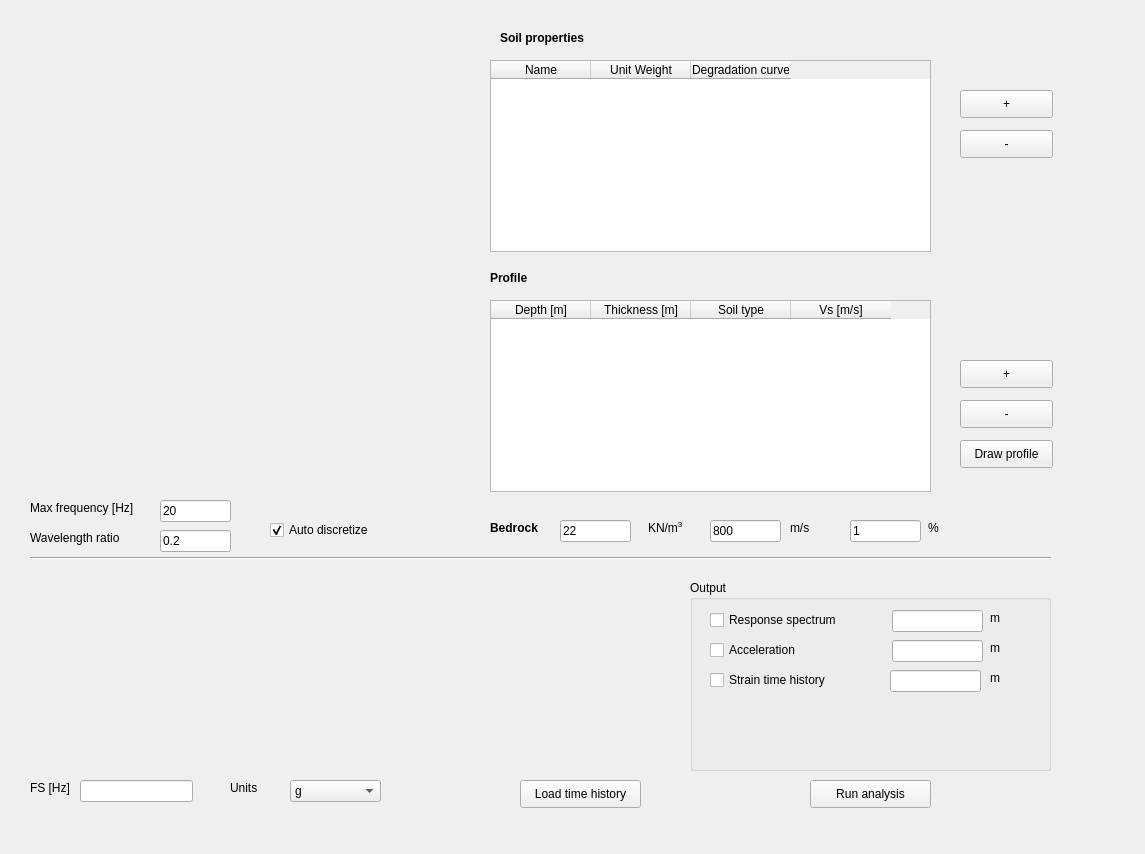
Before: the Qt Designer form SRAmainGUI.ui in giaacunzo/NC92Soil, drawn with Qt 5.
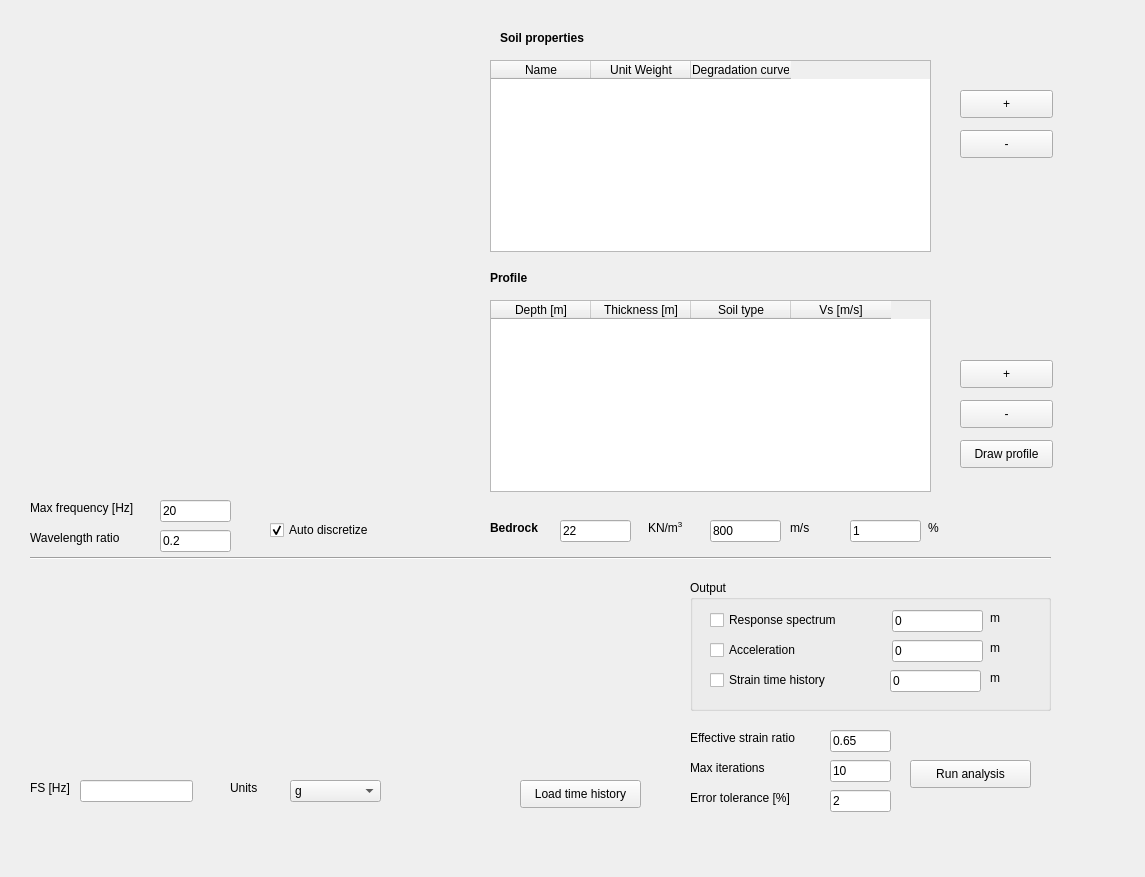
After: the same form once the commit is applied. Custom widgets are drawn as their Qt base class.

What changed in the file:
```diff
--- a/SRAmainGUI.ui
+++ b/SRAmainGUI.ui
@@ -7,7 +7,7 @@
     <x>0</x>
     <y>0</y>
     <width>1145</width>
-    <height>854</height>
+    <height>877</height>
    </rect>
   </property>
   <property name="windowTitle">
@@ -322,7 +322,7 @@
       <x>690</x>
       <y>580</y>
       <width>361</width>
-      <height>191</height>
+      <height>131</height>
      </rect>
     </property>
     <property name="title">
@@ -350,6 +350,9 @@
        <height>22</height>
       </rect>
      </property>
+     <property name="text">
+      <string>0</string>
+     </property>
     </widget>
     <widget class="QLabel" name="label_3">
      <property name="geometry">
@@ -392,6 +395,9 @@
        <height>22</height>
       </rect>
      </property>
+     <property name="text">
+      <string>0</string>
+     </property>
     </widget>
     <widget class="QLabel" name="label_4">
      <property name="geometry">
@@ -435,7 +441,7 @@
       </rect>
      </property>
      <property name="text">
-      <string/>
+      <string>0</string>
      </property>
     </widget>
     <widget class="QLabel" name="label_5">
@@ -461,8 +467,8 @@
    <widget class="QPushButton" name="pushButton_run">
     <property name="geometry">
      <rect>
-      <x>810</x>
-      <y>780</y>
+      <x>910</x>
+      <y>760</y>
       <width>121</width>
       <height>28</height>
      </rect>
@@ -662,6 +668,102 @@
      <string>%</string>
     </property>
    </widget>
+   <widget class="QLabel" name="label_11">
+    <property name="geometry">
+     <rect>
+      <x>690</x>
+      <y>730</y>
+      <width>121</width>
+      <height>16</height>
+     </rect>
+    </property>
+    <property name="font">
+     <font>
+      <weight>50</weight>
+      <bold>false</bold>
+     </font>
+    </property>
+    <property name="text">
+     <string>Effective strain ratio</string>
+    </property>
+   </widget>
+   <widget class="QLineEdit" name="lineEdit_strainRatio">
+    <property name="geometry">
+     <rect>
+      <x>830</x>
+      <y>730</y>
+      <width>61</width>
+      <height>22</height>
+     </rect>
+    </property>
+    <property name="text">
+     <string>0.65</string>
+    </property>
+   </widget>
+   <widget class="QLineEdit" name="lineEdit_maxIter">
+    <property name="geometry">
+     <rect>
+      <x>830</x>
+      <y>760</y>
+      <width>61</width>
+      <height>22</height>
+     </rect>
+    </property>
+    <property name="text">
+     <string>10</string>
+    </property>
+   </widget>
+   <widget class="QLabel" name="label_12">
+    <property name="geometry">
+     <rect>
+      <x>690</x>
+      <y>760</y>
+      <width>121</width>
+      <height>16</height>
+     </rect>
+    </property>
+    <property name="font">
+     <font>
+      <weight>50</weight>
+      <bold>false</bold>
+     </font>
+    </property>
+    <property name="text">
+     <string>Max iterations</string>
+    </property>
+   </widget>
+   <widget class="QLineEdit" name="lineEdit_maxTol">
+    <property name="geometry">
+     <rect>
+      <x>830</x>
+      <y>790</y>
+      <width>61</width>
+      <height>22</height>
+     </rect>
+    </property>
+    <property name="text">
+     <string>2</string>
+    </property>
+   </widget>
+   <widget class="QLabel" name="label_13">
+    <property name="geometry">
+     <rect>
+      <x>690</x>
+      <y>790</y>
+      <width>121</width>
+      <height>16</height>
+     </rect>
+    </property>
+    <property name="font">
+     <font>
+      <weight>50</weight>
+      <bold>false</bold>
+     </font>
+    </property>
+    <property name="text">
+     <string>Error tolerance [%]</string>
+    </property>
+   </widget>
   </widget>
   <widget class="QMenuBar" name="menubar">
    <property name="geometry">
```
